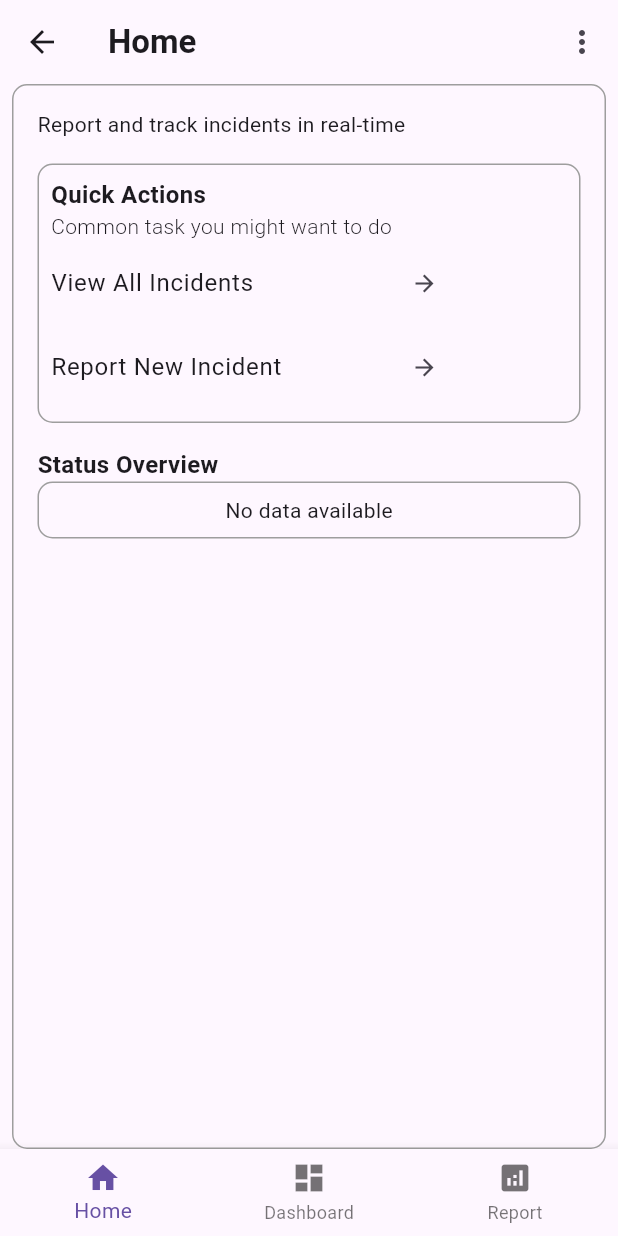
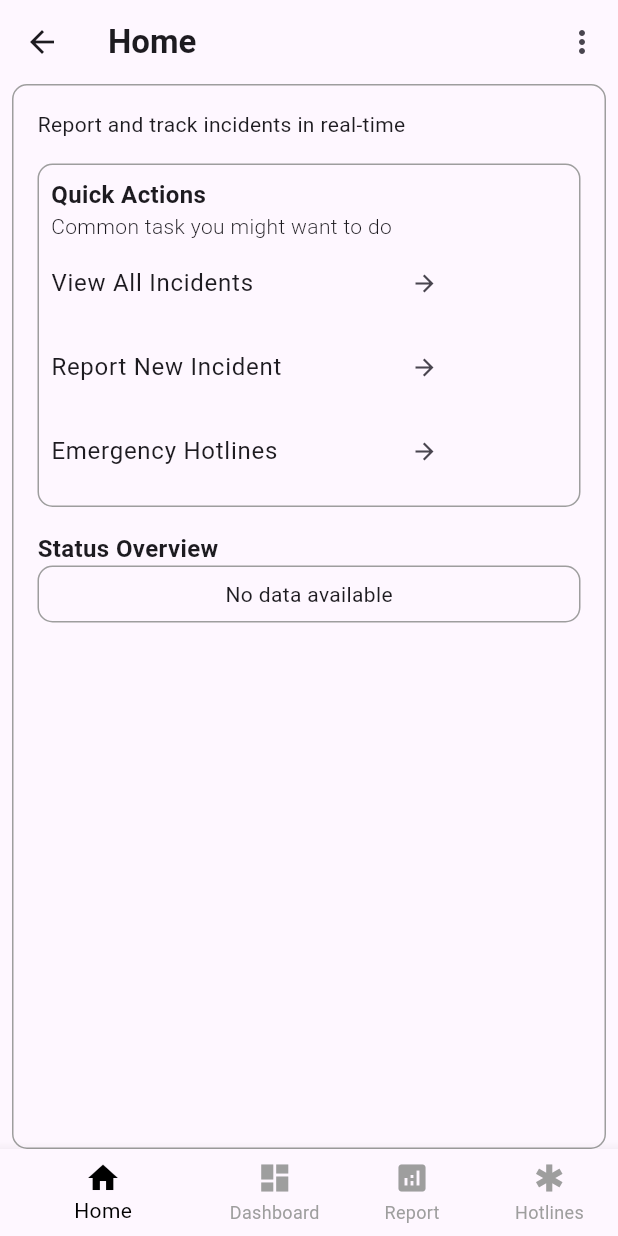
Before and after one commit to Karlroxas21/ireport, a Flutter app: the AdminHomeView screen opened by its route, on a phone screen of 412 x 824 dp. Run offline on Flutter 3.47's test engine with Material 3 defaults, Android fonts, the phone set to English and light mode, and no system bars; our stand-ins replace bloc, equatable, flutter_bloc, flutter_dotenv, image_picker, supabase and 1 more; accounts and stored records are empty.

Commit message:
add hotlines

```diff
--- a/lib/enums/menu_action.dart
+++ b/lib/enums/menu_action.dart
@@ -3,5 +3,6 @@ enum MenuAction {
 }
 
 enum MenuLoggedInAction{
-  logout
+  logout,
+  hotlines
 }
--- a/lib/main.dart
+++ b/lib/main.dart
@@ -8,6 +8,7 @@ import 'package:ireport/services/bloc/auth_state.dart';
 import 'package:ireport/services/bloc/navigation_bloc.dart';
 import 'package:ireport/views/admin_dashboard_view.dart';
 import 'package:ireport/views/admin_home_view.dart';
+import 'package:ireport/views/admin_hotline.dart';
 import 'package:ireport/views/home.dart';
 
 import 'package:ireport/views/incident_view.dart';
@@ -48,6 +49,7 @@ class MyApp extends StatelessWidget {
           '/admin-home': (context) => const AdminHomeView(),
           '/home': (context) => const HomeView(),
           '/incident-view': (context) => const IncidentView(),
+          '/admin-hotline': (context) => const AdminHotline(),
           // Add other routes here
         },
       ),
--- a/lib/views/admin_home_view.dart
+++ b/lib/views/admin_home_view.dart
@@ -6,6 +6,7 @@ import 'package:ireport/services/bloc/auth_bloc.dart';
 import 'package:ireport/services/bloc/navigation_bloc.dart';
 import 'package:ireport/services/crud.dart';
 import 'package:ireport/views/admin_dashboard_view.dart';
+import 'package:ireport/views/admin_hotline.dart';
 import 'package:ireport/views/home.dart';
 import 'package:ireport/views/incident_view.dart';
 
@@ -19,10 +20,9 @@ class AdminHomeView extends StatefulWidget {
 }
 
 class _AdminHomeViewState extends State<AdminHomeView> {
-  final List<String> _titles = ['Home', 'Dashboard', 'Report'];
+  final List<String> _titles = ['Home', 'Dashboard', 'Report', 'Hotlines'];
 
   late final CrudService _crudService = CrudService(SupabaseService().client);
-
 
   @override
   void initState() {
@@ -53,10 +53,20 @@ class _AdminHomeViewState extends State<AdminHomeView> {
                           (Route<dynamic> route) => false,
                         );
                         break;
+                      case MenuLoggedInAction.hotlines:
+                        Navigator.of(context).pushNamedAndRemoveUntil(
+                          '/admin-hotline',
+                          (Route<dynamic> route) => false,
+                        );
+                        break;
                     }
                   },
                   itemBuilder: (context) {
                     return const [
+                      PopupMenuItem<MenuLoggedInAction>(
+                        value: MenuLoggedInAction.hotlines,
+                        child: Text('Hotlines'),
+                      ),
                       PopupMenuItem<MenuLoggedInAction>(
                         value: MenuLoggedInAction.logout,
                         child: Text('Log Out'),
@@ -139,19 +149,21 @@ class _AdminHomeViewState extends State<AdminHomeView> {
                                   hoverColor: Colors.transparent,
                                   splashColor: Colors.transparent,
                                 ),
-                                // ListTile(
-                                //   contentPadding:
-                                //       const EdgeInsets.only(right: 86),
-                                //   title: const Text("Extract All Reports"),
-                                //   trailing:
-                                //       const Icon(Icons.download, size: 18),
-                                //   onTap: () {
-                                //     // Navigator.pushNamed(context, '/view-incidents');
-                                //   },
-                                //   tileColor: Colors.transparent,
-                                //   selectedTileColor: Colors.transparent,
-                                //   hoverColor: Colors.transparent,
-                                // ),
+                                ListTile(
+                                  contentPadding:
+                                      const EdgeInsets.only(right: 86),
+                                  title: const Text("Emergency Hotlines"),
+                                  trailing:
+                                      const Icon(Icons.arrow_forward, size: 18),
+                                  onTap: () {
+                                    context
+                                        .read<NavigationBloc>()
+                                        .add(ChangePageEvent(3));
+                                  },
+                                  tileColor: Colors.transparent,
+                                  selectedTileColor: Colors.transparent,
+                                  hoverColor: Colors.transparent,
+                                ),
                               ],
                             ),
                           ),
@@ -358,18 +370,24 @@ class _AdminHomeViewState extends State<AdminHomeView> {
                 ),
                 const AdminDashboardView(),
                 const HomeView(),
+                const AdminHotline()
               ],
             ),
             bottomNavigationBar: BottomNavigationBar(
+              fixedColor: Colors.black,
+              unselectedItemColor: Colors.grey,
+              showUnselectedLabels: true,
               currentIndex: context.read<NavigationBloc>().state.selectedIndex,
               onTap: (index) =>
-                  context.read<NavigationBloc>().add(ChangePageEvent(index)),
+                context.read<NavigationBloc>().add(ChangePageEvent(index)),
               items: const [
-                BottomNavigationBarItem(icon: Icon(Icons.home), label: 'Home'),
-                BottomNavigationBarItem(
-                    icon: Icon(Icons.dashboard), label: 'Dashboard'),
-                BottomNavigationBarItem(
-                    icon: Icon(Icons.analytics), label: 'Report'),
+              BottomNavigationBarItem(icon: Icon(Icons.home), label: 'Home',),
+              BottomNavigationBarItem(
+                icon: Icon(Icons.dashboard), label: 'Dashboard'),
+              BottomNavigationBarItem(
+                icon: Icon(Icons.analytics), label: 'Report'),
+              BottomNavigationBarItem(icon: Icon(Icons.emergency), label: 'Hotlines'),
+
               ],
             ),
           );
```
Also changed, not shown: lib/views/admin_hotline.dart (added, +78 -0 lines).
